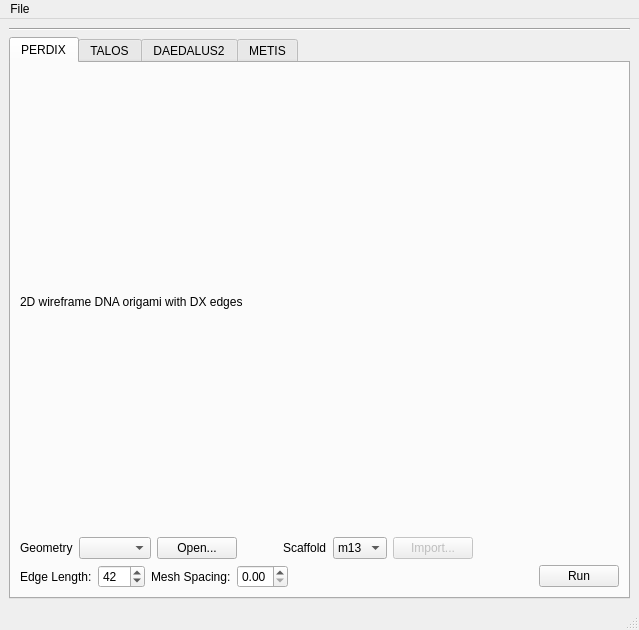
This is ui/AthenaMainWindow.ui in lcbb/athena as Qt 5 draws it before an edit. The edited form follows.
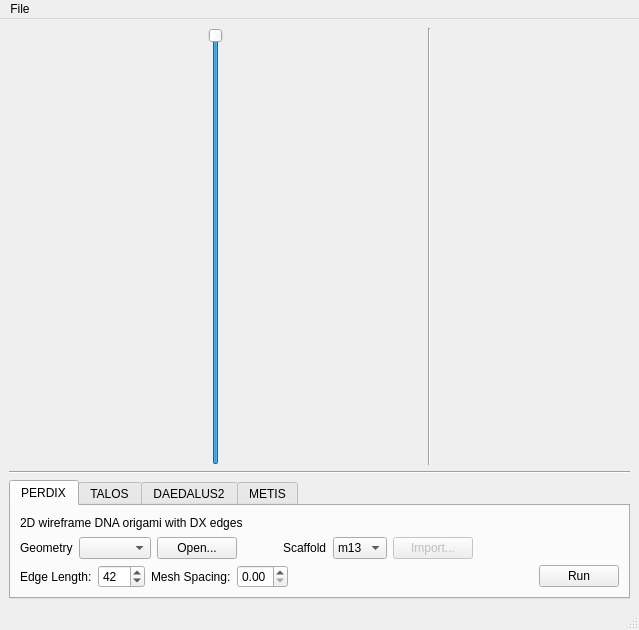
This is the edited form.

Commit message: Control alpha

The edit to the form file:
```diff
--- a/ui/AthenaMainWindow.ui
+++ b/ui/AthenaMainWindow.ui
@@ -708,6 +708,33 @@
     </item>
     <item row="0" column="0">
      <layout class="QVBoxLayout" name="verticalLayout">
+      <item>
+       <layout class="QHBoxLayout" name="upperLayout">
+        <item>
+         <widget class="QSlider" name="alphaSlider">
+          <property name="maximum">
+           <number>255</number>
+          </property>
+          <property name="value">
+           <number>255</number>
+          </property>
+          <property name="orientation">
+           <enum>Qt::Vertical</enum>
+          </property>
+          <property name="invertedAppearance">
+           <bool>false</bool>
+          </property>
+         </widget>
+        </item>
+        <item>
+         <widget class="Line" name="line_2">
+          <property name="orientation">
+           <enum>Qt::Vertical</enum>
+          </property>
+         </widget>
+        </item>
+       </layout>
+      </item>
       <item>
        <widget class="Line" name="line">
         <property name="sizePolicy">
```
The commit also changes 3 other files.
